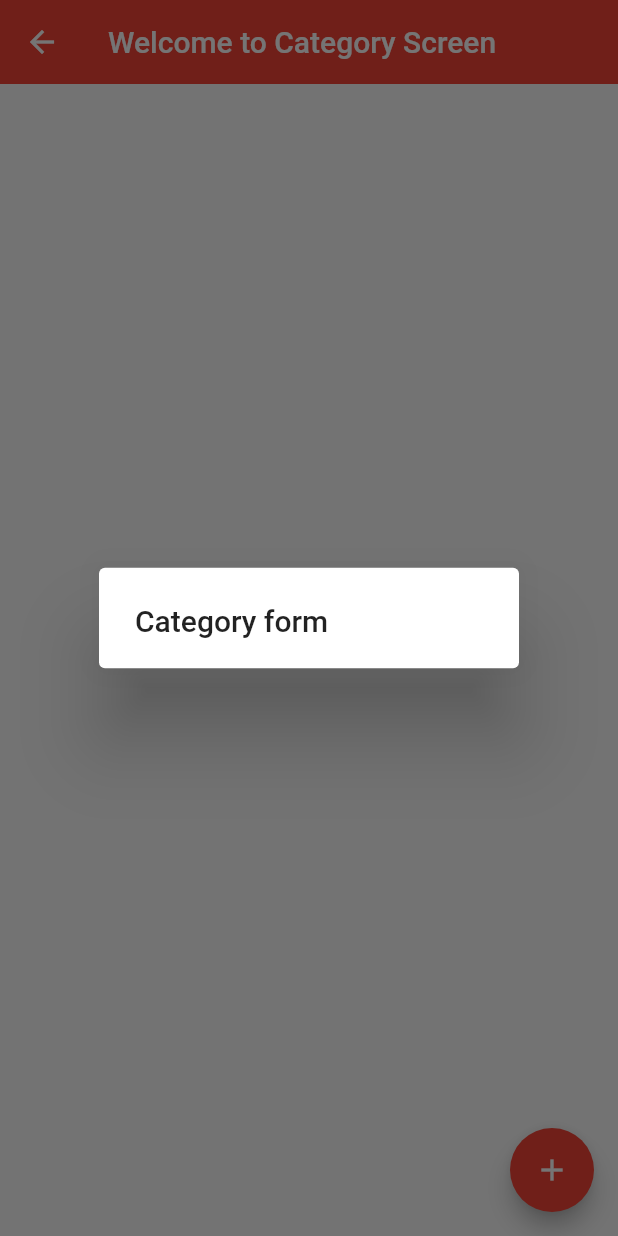
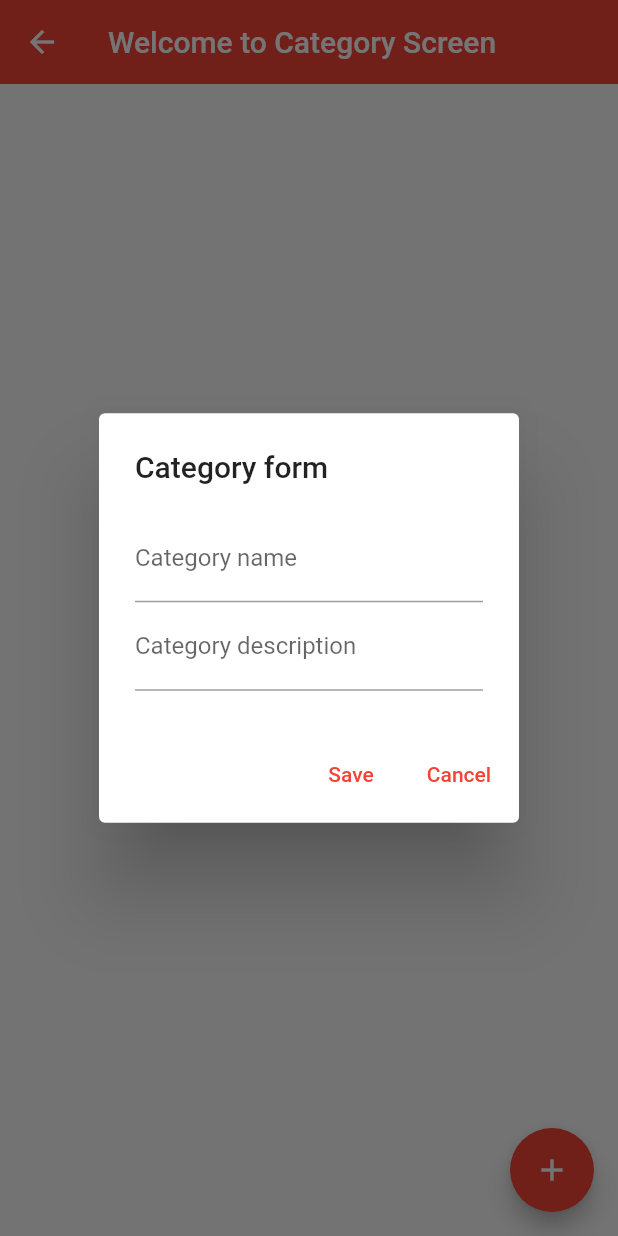
Before and after one commit to PauloSTDev/POO_Flutter, a Flutter app: the CategoriesScreen screen opened directly, after a tap on the "add" icon, on a phone screen of 412 x 824 dp. Run offline on Flutter 3.47's test engine with Material 2 defaults, Android fonts, the phone set to English and light mode, and no system bars.

Commit message:
Adiciona TextField e TextButton

```diff
--- a/lib/screens/categories_screen.dart
+++ b/lib/screens/categories_screen.dart
@@ -12,7 +12,32 @@ class _CategoriesScreenState extends State<CategoriesScreen> {
 
   _showFormInDialog(BuildContext context) {
     return showDialog(context: context, builder: (param) {
-      return const AlertDialog(title: Text("Category form"),);
+      return AlertDialog(
+        actions: [
+          TextButton(onPressed: () {}, child: Text("Save")),
+          TextButton(onPressed: () {}, child: Text("Cancel")),
+
+        ],
+        title: const Text("Category form"),
+        content: SingleChildScrollView(
+          child: Column(
+            children: const [
+              TextField(
+                decoration: InputDecoration(
+                  labelText: "Category name",
+                  hintText: "Write Category name",
+                ),
+              ),
+              TextField(
+                decoration: InputDecoration(
+                  labelText: "Category description",
+                  hintText: "Write Category description",
+                ),
+              ),
+            ],
+          ),
+        ),
+      );
     }, barrierDismissible: true);
   }
   @override
```
